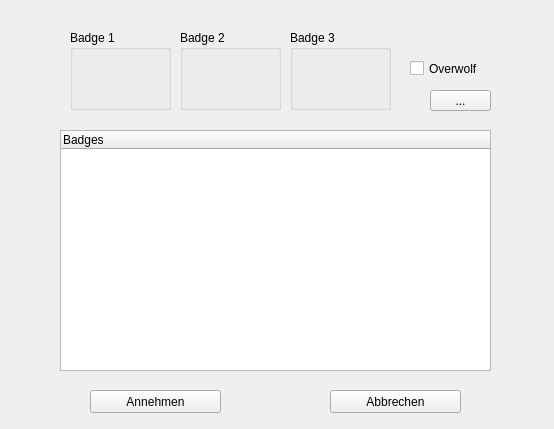
Above: customBadges/QtConfig.ui from exp111/TS3PatchExtensions before the change. Below: the same form after it.
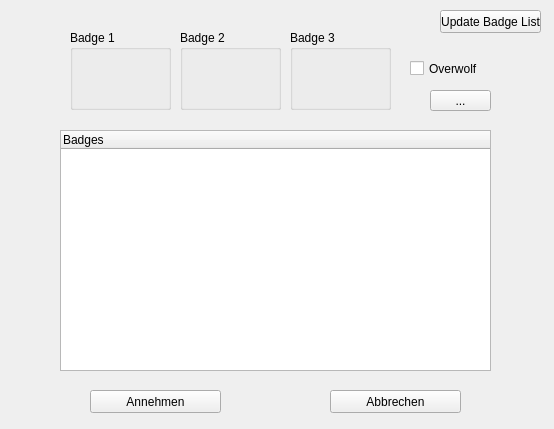
That is the form after the change. Icons and pictures are not drawn. Custom widgets are drawn as their Qt base class.

What changed in the file:
```diff
--- a/customBadges/QtConfig.ui
+++ b/customBadges/QtConfig.ui
@@ -161,6 +161,19 @@
       <string>...</string>
      </property>
     </widget>
+    <widget class="QPushButton" name="updateCSVButton">
+     <property name="geometry">
+      <rect>
+       <x>430</x>
+       <y>0</y>
+       <width>101</width>
+       <height>23</height>
+      </rect>
+     </property>
+     <property name="text">
+      <string>Update Badge List</string>
+     </property>
+    </widget>
    </widget>
    <widget class="QPushButton" name="acceptButton">
     <property name="geometry">
```
Left out of the diff: 17 changed lines with no effect on the pictures.
